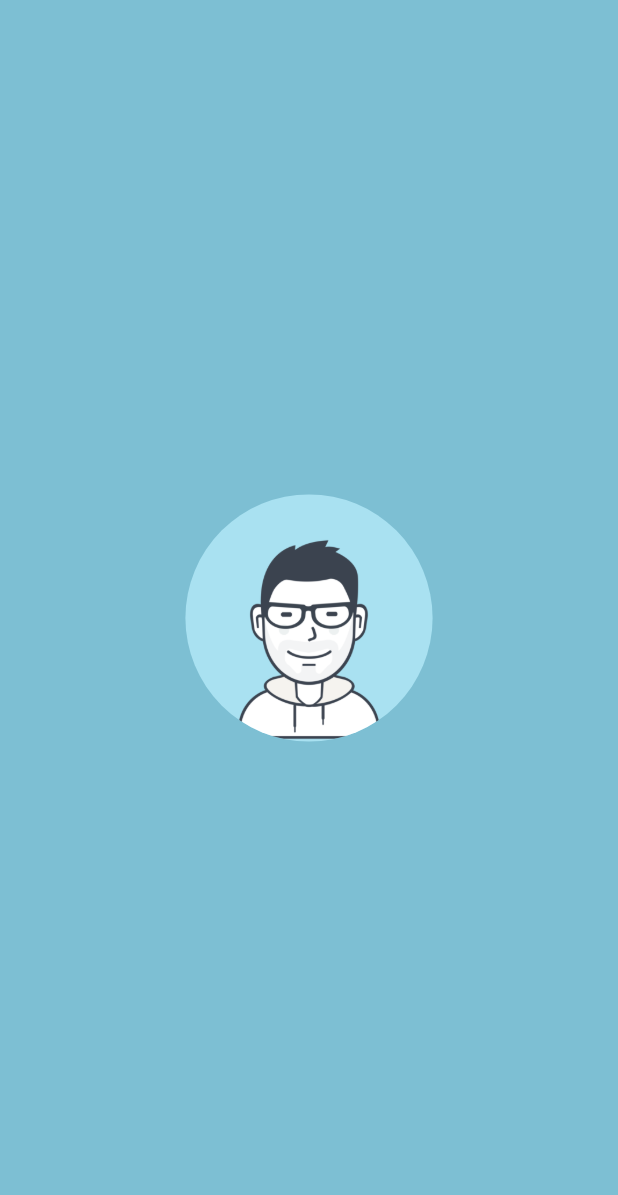
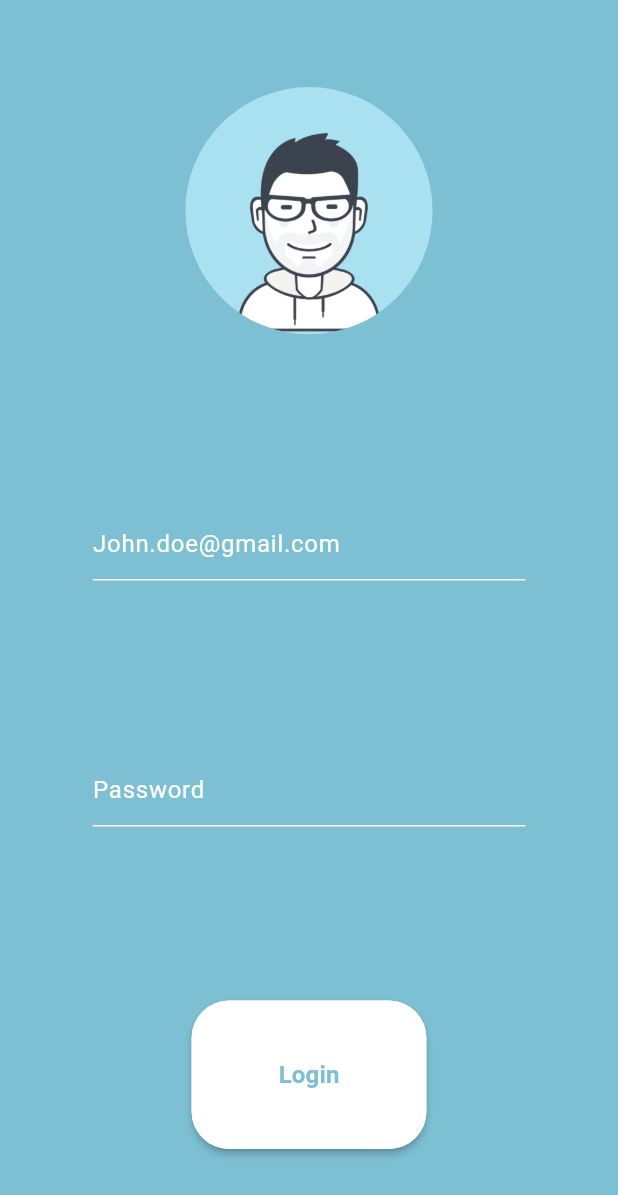
Before and after one commit to jamesv28/authify_flutter, a Flutter app: the screen it shows after launch, on a phone screen of 412 x 824 dp. Shown: the top 1195 px of the screen. Run offline on Flutter 3.47's test engine with Material 3 defaults, Android fonts, the phone set to English and light mode, and no system bars.

Commit message:
added fields for login

```diff
--- a/lib/pages/login_page.dart
+++ b/lib/pages/login_page.dart
@@ -21,9 +21,15 @@ class LoginPage extends StatelessWidget {
           mainAxisAlignment: MainAxisAlignment.spaceAround,
           mainAxisSize: MainAxisSize.max,
           crossAxisAlignment: CrossAxisAlignment.center,
-            children: [_avatarWidget()],
+          children: [
+            _avatarWidget(),
+            _emailTextField(),
+            _passwordTexField(),
+            _loginButton()
+          ],
         ),
-        ));
+      ),
+    );
   }
 
   Widget _avatarWidget() {
@@ -37,6 +43,68 @@ class LoginPage extends StatelessWidget {
         image: const DecorationImage(
           image: AssetImage('assets/images/main_avatar.png'),
         ),
-        ));
+      ),
+    );
+  }
+
+  Widget _emailTextField() {
+    return Container(
+      width: _deviceWidth * 0.70,
+      child: const TextField(
+        cursorColor: Colors.white,
+        autocorrect: false,
+        style: TextStyle(color: Colors.white),
+        decoration: InputDecoration(
+          hintText: "John.doe@gmail.com",
+          hintStyle: TextStyle(color: Colors.white),
+          enabledBorder: UnderlineInputBorder(
+            borderSide: BorderSide(color: Colors.white),
+          ),
+          focusedBorder: UnderlineInputBorder(
+            borderSide: BorderSide(color: Colors.white),
+          ),
+        ),
+      ),
+    );
+  }
+
+  Widget _passwordTexField() {
+    return Container(
+      width: _deviceWidth * 0.70,
+      child: const TextField(
+        obscureText: true,
+        cursorColor: Colors.white,
+        autocorrect: false,
+        style: TextStyle(color: Colors.white),
+        decoration: InputDecoration(
+          hintText: "Password",
+          hintStyle: TextStyle(color: Colors.white),
+          enabledBorder: UnderlineInputBorder(
+            borderSide: BorderSide(color: Colors.white),
+          ),
+          focusedBorder: UnderlineInputBorder(
+            borderSide: BorderSide(color: Colors.white),
+          ),
+        ),
+      ),
+    );
+  }
+
+  Widget _loginButton() {
+    return MaterialButton(
+      minWidth: _deviceWidth * 0.38,
+      height: _deviceHeight * 0.12,
+      color: Colors.white,
+      shape: RoundedRectangleBorder(
+        borderRadius: BorderRadius.circular(25.0),
+        side: const BorderSide(color: Colors.white),
+      ),
+      child: Text(
+        "Login",
+        style: TextStyle(
+            fontSize: 16, color: primaryColor, fontWeight: FontWeight.bold),
+      ),
+      onPressed: () {},
+    );
   }
 }
```
Lines whose indentation alone changed are shown as unchanged.
